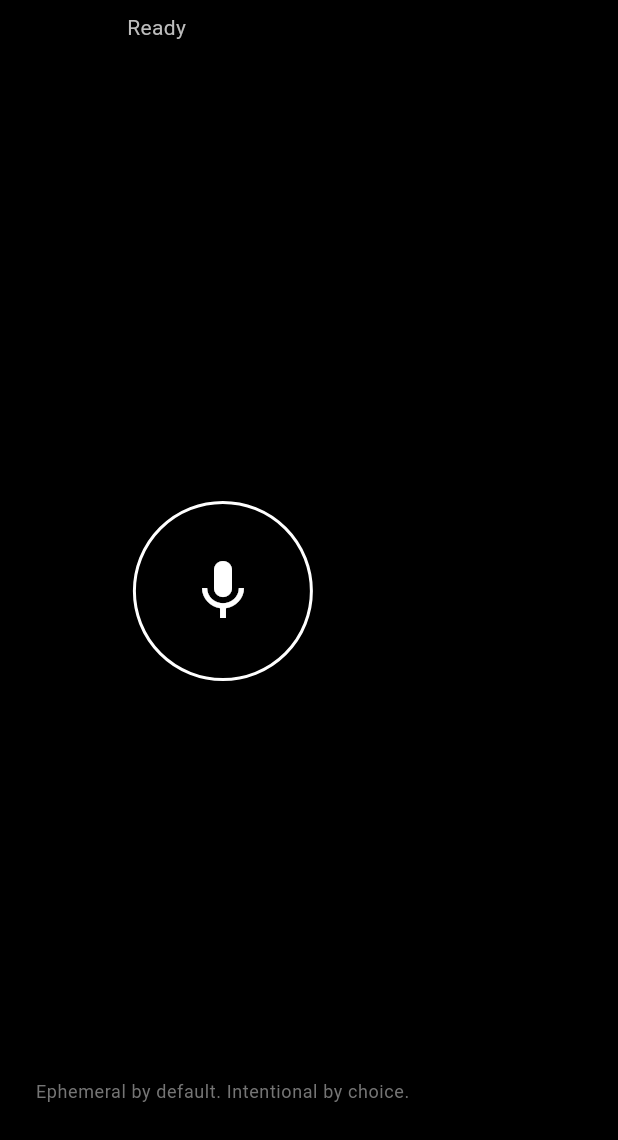
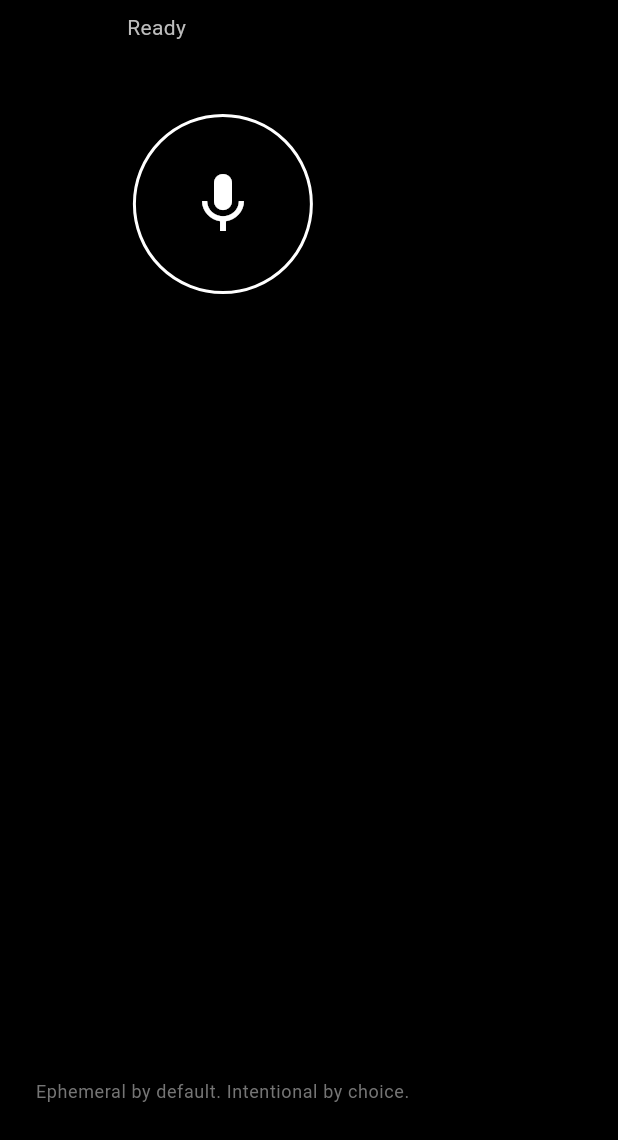
Before and after one commit to pingmepi/the-void-app, a Flutter app: the screen it shows after launch, on a phone screen of 412 x 824 dp, the part 96-1236 px from its top. Run offline on Flutter 3.47's test engine with Material 3 defaults, Android fonts, the light colour scheme and no system bars; our stand-ins replace flutter_riverpod, flutter_secure_storage, freezed_annotation, permission_handler, speech_to_text.

Commit message:
fix: RenderFlex overflow on small screens
- Wrapped main content in SingleChildScrollView
- Reduced waveform heights (80→60, 40→30)
- Reduced spacing (40→24, 16→12)
- Added mainAxisSize: MainAxisSize.min to inner Columns

```diff
--- a/lib/screens/void_screen.dart
+++ b/lib/screens/void_screen.dart
@@ -55,23 +55,26 @@ class VoidScreen extends ConsumerWidget {
 
             // Main content area
             Expanded(
+              child: SingleChildScrollView(
                 child: Column(
                   mainAxisAlignment: MainAxisAlignment.center,
+                  mainAxisSize: MainAxisSize.min,
                   children: [
                     // Waveform during active listening (before any words captured)
                     if (voidState == VoidState.listening && displayTranscript.isEmpty)
                       Padding(
                         padding: const EdgeInsets.symmetric(horizontal: 24.0),
                         child: Column(
+                          mainAxisSize: MainAxisSize.min,
                           children: [
                             WaveformVisualizer(
                               isActive: true,
                               color: Colors.red[400]!,
                               barCount: 9,
                               width: 180,
-                            height: 80,
+                              height: 60,
                             ),
-                          const SizedBox(height: 16),
+                            const SizedBox(height: 12),
                             Text(
                               'Listening...',
                               style: Theme.of(context).textTheme.bodyMedium?.copyWith(
@@ -87,17 +90,18 @@ class VoidScreen extends ConsumerWidget {
                       Padding(
                         padding: const EdgeInsets.symmetric(horizontal: 24.0),
                         child: Column(
+                          mainAxisSize: MainAxisSize.min,
                           children: [
                             // Mini waveform above transcript while still recording
                             if (voidState == VoidState.listening)
                               Padding(
-                              padding: const EdgeInsets.only(bottom: 16.0),
+                                padding: const EdgeInsets.only(bottom: 12.0),
                                 child: WaveformVisualizer(
                                   isActive: true,
                                   color: Colors.red[400]!,
                                   barCount: 5,
-                                width: 100,
-                                height: 40,
+                                  width: 80,
+                                  height: 30,
                                 ),
                               ),
                             TranscriptDisplay(transcript: displayTranscript),
@@ -105,7 +109,7 @@ class VoidScreen extends ConsumerWidget {
                         ),
                       ),
 
-                  const SizedBox(height: 40),
+                    const SizedBox(height: 24),
 
                     // Main interaction area based on state
                     _buildMainContent(context, ref, voidState, countdownSeconds),
@@ -113,13 +117,14 @@ class VoidScreen extends ConsumerWidget {
                     // Error display
                     if (speechState.error != null)
                       Padding(
-                      padding: const EdgeInsets.only(top: 16.0),
+                        padding: const EdgeInsets.only(top: 12.0),
                         child: Text(
                           speechState.error!,
                           style: TextStyle(color: Colors.red[400], fontSize: 12),
                         ),
                       ),
                   ],
+                ),
               ),
             ),
 
```
Lines whose indentation alone changed are shown as unchanged.
